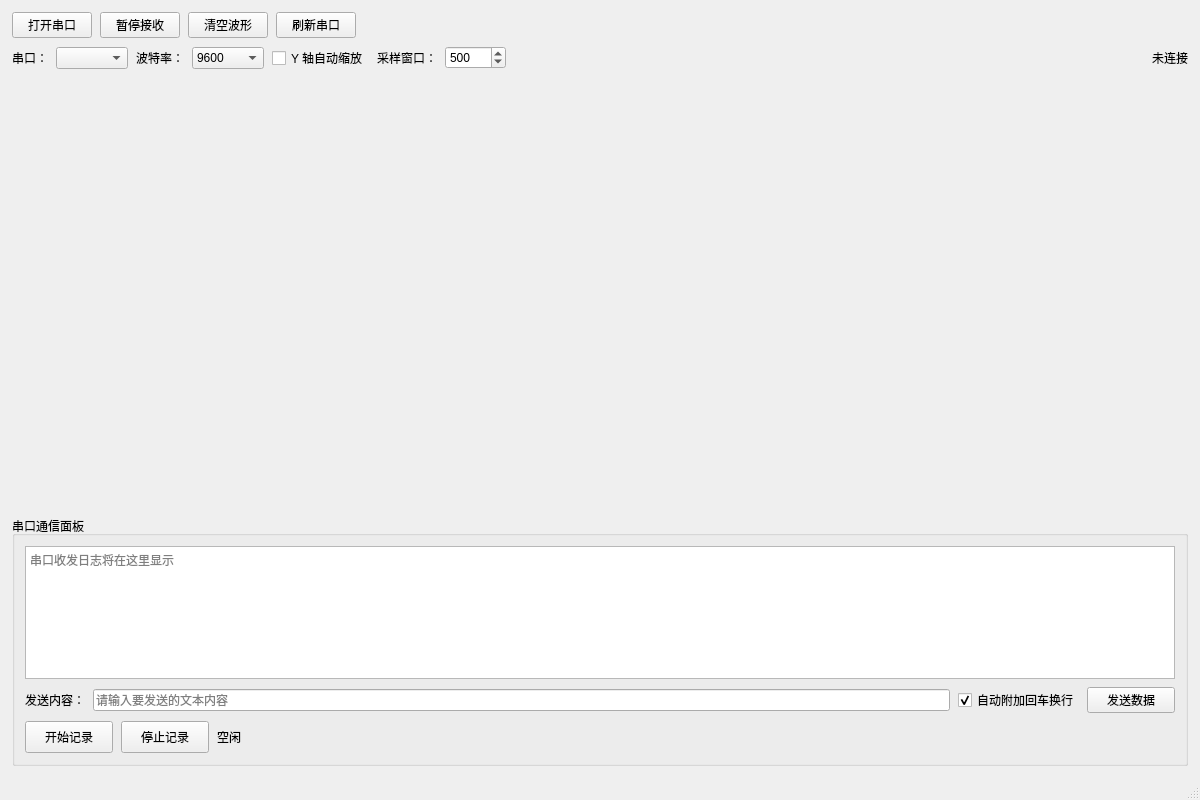
First picture: the form in src/mainwindow.ui, repository bblovenn/serialport, before the edit.
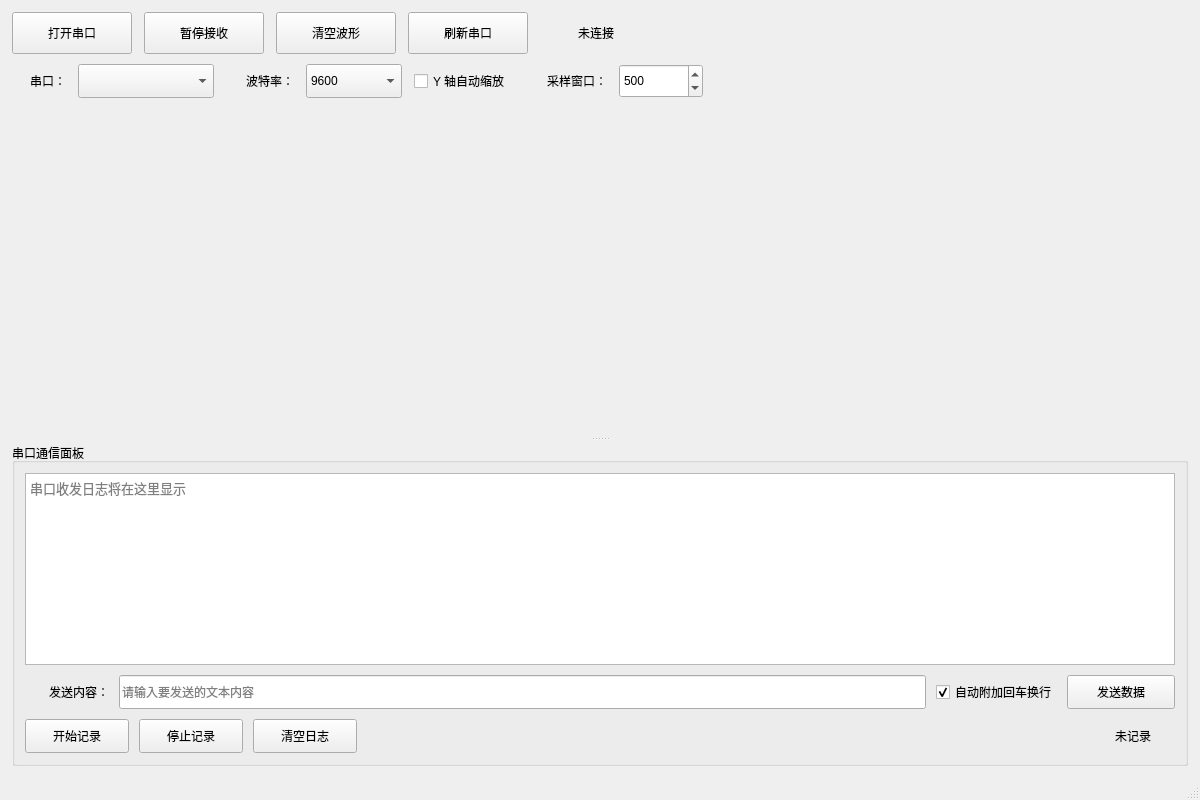
Second picture: the form after the edit.

Commit message: Polish serial monitor UI and plot labels

Diff of the .ui file:
```diff
--- a/src/mainwindow.ui
+++ b/src/mainwindow.ui
@@ -19,10 +19,15 @@
   <property name="windowTitle">
    <string>串口波形监视器</string>
   </property>
+  <property name="styleSheet">
+   <string notr="true">/* 鍏ㄥ眬瀛椾綋鍜屽熀纭€璁惧畾 */
+
+</string>
+  </property>
   <widget class="QWidget" name="centralwidget">
    <layout class="QVBoxLayout" name="verticalLayout_main">
     <property name="spacing">
-     <number>8</number>
+     <number>10</number>
     </property>
     <property name="leftMargin">
      <number>12</number>
@@ -39,10 +44,16 @@
     <item>
      <layout class="QHBoxLayout" name="horizontalLayout_header">
       <property name="spacing">
-       <number>8</number>
+       <number>12</number>
       </property>
       <item>
        <widget class="QPushButton" name="pushButton_openClose">
+        <property name="minimumSize">
+         <size>
+          <width>120</width>
+          <height>42</height>
+         </size>
+        </property>
         <property name="text">
          <string>打开串口</string>
         </property>
@@ -50,6 +61,12 @@
       </item>
       <item>
        <widget class="QPushButton" name="pushButton_pause">
+        <property name="minimumSize">
+         <size>
+          <width>120</width>
+          <height>42</height>
+         </size>
+        </property>
         <property name="text">
          <string>暂停接收</string>
         </property>
@@ -57,6 +74,12 @@
       </item>
       <item>
        <widget class="QPushButton" name="pushButton_clear">
+        <property name="minimumSize">
+         <size>
+          <width>120</width>
+          <height>42</height>
+         </size>
+        </property>
         <property name="text">
          <string>清空波形</string>
         </property>
@@ -64,11 +87,39 @@
       </item>
       <item>
        <widget class="QPushButton" name="pushButton_refreshPorts">
+        <property name="minimumSize">
+         <size>
+          <width>120</width>
+          <height>42</height>
+         </size>
+        </property>
         <property name="text">
          <string>刷新串口</string>
         </property>
        </widget>
       </item>
+      <item>
+       <widget class="QLabel" name="label_runtimeState">
+        <property name="sizePolicy">
+         <sizepolicy hsizetype="Fixed" vsizetype="Fixed">
+          <horstretch>0</horstretch>
+          <verstretch>0</verstretch>
+         </sizepolicy>
+        </property>
+        <property name="minimumSize">
+         <size>
+          <width>112</width>
+          <height>38</height>
+         </size>
+        </property>
+        <property name="text">
+         <string>未连接</string>
+        </property>
+        <property name="alignment">
+         <set>Qt::AlignCenter</set>
+        </property>
+       </widget>
+      </item>
       <item>
        <spacer name="horizontalSpacer_header">
         <property name="orientation">
@@ -87,10 +138,19 @@
     <item>
      <layout class="QHBoxLayout" name="horizontalLayout_settings">
       <property name="spacing">
-       <number>8</number>
+       <number>12</number>
       </property>
       <item>
        <widget class="QLabel" name="label_port">
+        <property name="minimumSize">
+         <size>
+          <width>54</width>
+          <height>32</height>
+         </size>
+        </property>
+        <property name="alignment">
+         <set>Qt::AlignRight|Qt::AlignTrailing|Qt::AlignVCenter</set>
+        </property>
         <property name="text">
          <string>串口：</string>
         </property>
@@ -98,6 +158,18 @@
       </item>
       <item>
        <widget class="QComboBox" name="comboBox_port">
+        <property name="sizePolicy">
+         <sizepolicy hsizetype="Fixed" vsizetype="Fixed">
+          <horstretch>0</horstretch>
+          <verstretch>0</verstretch>
+         </sizepolicy>
+        </property>
+        <property name="minimumSize">
+         <size>
+          <width>136</width>
+          <height>34</height>
+         </size>
+        </property>
         <property name="maximumSize">
          <size>
           <width>150</width>
@@ -108,6 +180,15 @@
       </item>
       <item>
        <widget class="QLabel" name="label_baudRate">
+        <property name="minimumSize">
+         <size>
+          <width>68</width>
+          <height>32</height>
+         </size>
+        </property>
+        <property name="alignment">
+         <set>Qt::AlignRight|Qt::AlignTrailing|Qt::AlignVCenter</set>
+        </property>
         <property name="text">
          <string>波特率：</string>
         </property>
@@ -115,9 +196,21 @@
       </item>
       <item>
        <widget class="QComboBox" name="comboBox_baud">
+        <property name="sizePolicy">
+         <sizepolicy hsizetype="Fixed" vsizetype="Fixed">
+          <horstretch>0</horstretch>
+          <verstretch>0</verstretch>
+         </sizepolicy>
+        </property>
+        <property name="minimumSize">
+         <size>
+          <width>96</width>
+          <height>34</height>
+         </size>
+        </property>
         <property name="maximumSize">
          <size>
-          <width>120</width>
+          <width>110</width>
           <height>16777215</height>
          </size>
         </property>
@@ -150,6 +243,18 @@
       </item>
       <item>
        <widget class="QCheckBox" name="checkBox_autoScaleY">
+         <property name="sizePolicy">
+          <sizepolicy hsizetype="Minimum" vsizetype="Fixed">
+           <horstretch>0</horstretch>
+           <verstretch>0</verstretch>
+          </sizepolicy>
+         </property>
+         <property name="minimumSize">
+          <size>
+           <width>0</width>
+           <height>34</height>
+          </size>
+         </property>
         <property name="text">
          <string>Y 轴自动缩放</string>
         </property>
@@ -157,6 +262,15 @@
       </item>
       <item>
        <widget class="QLabel" name="label_sampleWindow">
+        <property name="minimumSize">
+         <size>
+          <width>84</width>
+          <height>32</height>
+         </size>
+        </property>
+        <property name="alignment">
+         <set>Qt::AlignRight|Qt::AlignTrailing|Qt::AlignVCenter</set>
+        </property>
         <property name="text">
          <string>采样窗口：</string>
         </property>
@@ -164,9 +278,21 @@
       </item>
       <item>
        <widget class="QSpinBox" name="spinBox_sampleWindow">
+        <property name="sizePolicy">
+         <sizepolicy hsizetype="Fixed" vsizetype="Fixed">
+          <horstretch>0</horstretch>
+          <verstretch>0</verstretch>
+         </sizepolicy>
+        </property>
+        <property name="minimumSize">
+         <size>
+          <width>84</width>
+          <height>34</height>
+         </size>
+        </property>
         <property name="maximumSize">
          <size>
-          <width>100</width>
+          <width>96</width>
           <height>16777215</height>
          </size>
         </property>
@@ -197,19 +323,16 @@
         </property>
        </spacer>
       </item>
-      <item>
-       <widget class="QLabel" name="label_runtimeState">
-        <property name="text">
-         <string>未连接</string>
-        </property>
-        <property name="alignment">
-         <set>Qt::AlignRight|Qt::AlignTrailing|Qt::AlignVCenter</set>
-        </property>
-       </widget>
-      </item>
      </layout>
     </item>
     <item>
+      <widget class="QSplitter" name="splitter_main">
+       <property name="orientation">
+        <enum>Qt::Vertical</enum>
+       </property>
+       <property name="handleWidth">
+        <number>8</number>
+       </property>
      <widget class="QWidget" name="widget_plotArea" native="true">
       <property name="sizePolicy">
        <sizepolicy hsizetype="Expanding" vsizetype="Expanding">
@@ -220,22 +343,15 @@
       <property name="minimumSize">
        <size>
         <width>0</width>
-        <height>430</height>
+         <height>200</height>
        </size>
       </property>
      </widget>
-    </item>
-    <item>
      <widget class="QGroupBox" name="groupBox_serialConsole">
       <property name="enabled">
        <bool>true</bool>
       </property>
-      <property name="maximumSize">
-       <size>
-        <width>16777215</width>
-        <height>330</height>
-       </size>
-      </property>
+
       <property name="mouseTracking">
        <bool>false</bool>
       </property>
@@ -257,9 +373,15 @@
       <property name="checkable">
        <bool>false</bool>
       </property>
+       <property name="minimumSize">
+        <size>
+         <width>0</width>
+         <height>220</height>
+        </size>
+       </property>
       <layout class="QVBoxLayout" name="verticalLayout_serialConsole">
        <property name="spacing">
-        <number>8</number>
+         <number>10</number>
        </property>
        <property name="leftMargin">
         <number>10</number>
@@ -275,16 +397,16 @@
        </property>
        <item>
         <widget class="QPlainTextEdit" name="plainTextEdit_serialLog">
+         <property name="font">
+          <font>
+           <family>Consolas</family>
+           <pointsize>10</pointsize>
+          </font>
+         </property>
          <property name="minimumSize">
           <size>
            <width>0</width>
-           <height>90</height>
-          </size>
-         </property>
-         <property name="maximumSize">
-          <size>
-           <width>16777215</width>
-           <height>140</height>
+            <height>120</height>
           </size>
          </property>
          <property name="readOnly">
@@ -298,10 +420,19 @@
        <item>
         <layout class="QHBoxLayout" name="horizontalLayout_sendBar">
          <property name="spacing">
-          <number>8</number>
+          <number>10</number>
          </property>
          <item>
           <widget class="QLabel" name="label_sendText">
+           <property name="minimumSize">
+           <size>
+             <width>84</width>
+             <height>34</height>
+            </size>
+           </property>
+           <property name="alignment">
+            <set>Qt::AlignRight|Qt::AlignTrailing|Qt::AlignVCenter</set>
+           </property>
            <property name="text">
             <string>发送内容：</string>
            </property>
@@ -309,6 +440,18 @@
          </item>
          <item>
           <widget class="QLineEdit" name="lineEdit_sendText">
+           <property name="sizePolicy">
+            <sizepolicy hsizetype="Expanding" vsizetype="Fixed">
+             <horstretch>1</horstretch>
+             <verstretch>0</verstretch>
+            </sizepolicy>
+           </property>
+           <property name="minimumSize">
+            <size>
+             <width>360</width>
+             <height>34</height>
+            </size>
+           </property>
            <property name="placeholderText">
             <string>请输入要发送的文本内容</string>
            </property>
@@ -316,6 +459,18 @@
          </item>
          <item>
           <widget class="QCheckBox" name="checkBox_appendCrLf">
+           <property name="sizePolicy">
+            <sizepolicy hsizetype="Minimum" vsizetype="Fixed">
+             <horstretch>0</horstretch>
+             <verstretch>0</verstretch>
+            </sizepolicy>
+           </property>
+           <property name="minimumSize">
+            <size>
+             <width>0</width>
+             <height>34</height>
+            </size>
+           </property>
            <property name="text">
             <string>自动附加回车换行</string>
            </property>
@@ -326,10 +481,16 @@
          </item>
          <item>
           <widget class="QPushButton" name="pushButton_send">
+           <property name="sizePolicy">
+            <sizepolicy hsizetype="Fixed" vsizetype="Fixed">
+             <horstretch>0</horstretch>
+             <verstretch>0</verstretch>
+            </sizepolicy>
+           </property>
            <property name="minimumSize">
             <size>
-             <width>88</width>
-             <height>0</height>
+             <width>108</width>
+             <height>34</height>
             </size>
            </property>
            <property name="text">
@@ -342,14 +503,20 @@
        <item>
         <layout class="QHBoxLayout" name="horizontalLayout_recordBar">
          <property name="spacing">
-          <number>8</number>
+          <number>10</number>
          </property>
          <item>
           <widget class="QPushButton" name="pushButton_startRecord">
+           <property name="sizePolicy">
+            <sizepolicy hsizetype="Fixed" vsizetype="Fixed">
+             <horstretch>0</horstretch>
+             <verstretch>0</verstretch>
+            </sizepolicy>
+           </property>
            <property name="minimumSize">
             <size>
-             <width>88</width>
-             <height>32</height>
+             <width>104</width>
+             <height>34</height>
             </size>
            </property>
            <property name="text">
@@ -359,10 +526,16 @@
          </item>
          <item>
           <widget class="QPushButton" name="pushButton_stopRecord">
+           <property name="sizePolicy">
+            <sizepolicy hsizetype="Fixed" vsizetype="Fixed">
+             <horstretch>0</horstretch>
+             <verstretch>0</verstretch>
+            </sizepolicy>
+           </property>
            <property name="minimumSize">
             <size>
-             <width>88</width>
-             <height>32</height>
+             <width>104</width>
+             <height>34</height>
             </size>
            </property>
            <property name="text">
@@ -371,15 +544,21 @@
           </widget>
          </item>
          <item>
-          <widget class="QLabel" name="label_recordStatus">
+          <widget class="QPushButton" name="pushButton_clearSerialLog">
+           <property name="sizePolicy">
+            <sizepolicy hsizetype="Fixed" vsizetype="Fixed">
+             <horstretch>0</horstretch>
+             <verstretch>0</verstretch>
+            </sizepolicy>
+           </property>
            <property name="minimumSize">
             <size>
-             <width>60</width>
-             <height>28</height>
+             <width>104</width>
+             <height>34</height>
             </size>
            </property>
            <property name="text">
-            <string>空闲</string>
+            <string>清空日志</string>
            </property>
           </widget>
          </item>
@@ -396,9 +575,32 @@
            </property>
           </spacer>
          </item>
+         <item>
+          <widget class="QLabel" name="label_recordStatus">
+           <property name="sizePolicy">
+            <sizepolicy hsizetype="Fixed" vsizetype="Fixed">
+             <horstretch>0</horstretch>
+             <verstretch>0</verstretch>
+            </sizepolicy>
+           </property>
+           <property name="minimumSize">
+            <size>
+             <width>84</width>
+             <height>34</height>
+            </size>
+           </property>
+           <property name="text">
+            <string>未记录</string>
+           </property>
+           <property name="alignment">
+            <set>Qt::AlignCenter</set>
+           </property>
+          </widget>
+         </item>
         </layout>
        </item>
       </layout>
+     </widget>
      </widget>
     </item>
    </layout>
```
Left out of the diff: 1 changed line with no effect on the pictures. Lines whose indentation alone changed are shown as unchanged. The commit also changes 4 other files.
